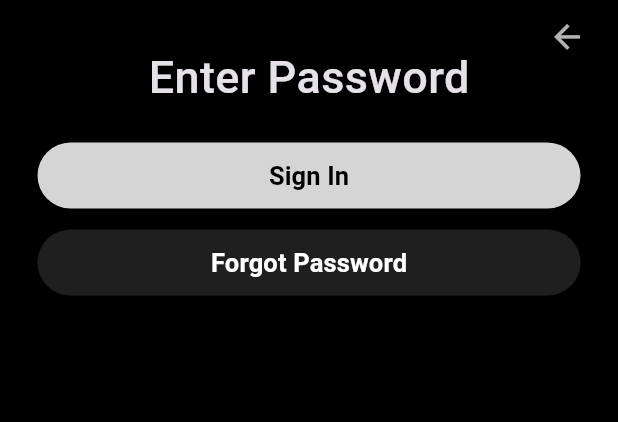
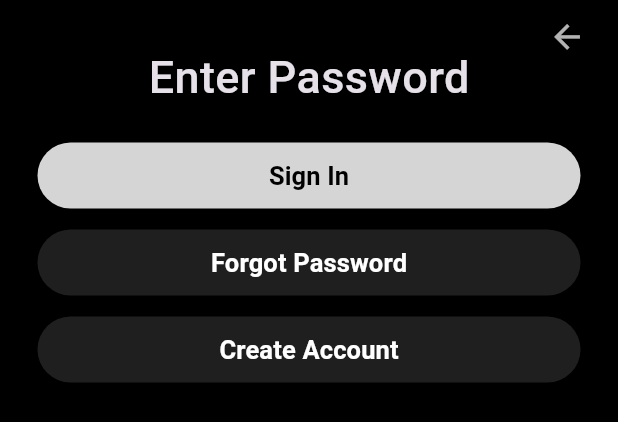
Before and after one commit to traces-app/traces, a Flutter app: the PasswordPage widget shown alone on an empty page, opened directly, on a phone screen of 412 x 824 dp. Shown: the top 422 px of the screen. Run offline on Flutter 3.47's test engine with Material 3 defaults, Android fonts, the light colour scheme and no system bars; our stand-ins replace firebase_auth, firebase_core, flutter_bloc, flutter_svg, google_sign_in; accounts and stored records are empty.

Commit message:
added create account button in password_page to ease navigating for other developers

```diff
--- a/lib/pages/authentication/views/password_page.dart
+++ b/lib/pages/authentication/views/password_page.dart
@@ -75,6 +75,36 @@ class PasswordPage extends StatelessWidget {
                         ),
                       ),
                     ),
+                  ),
+                  const SizedBox(
+                    height: 10,
+                  ),
+                  SizedBox(
+                    width: double.infinity,
+                    child: ElevatedButton(
+                      onPressed: () {
+                        Navigator.push(
+                          context,
+                          CupertinoPageRoute(
+                            builder: (context) => const CreateAccountPage(),
+                          ),
+                        );
+                      },
+                      style: const ButtonStyle(
+                        padding: WidgetStatePropertyAll(
+                          EdgeInsets.all(10),
+                        ),
+                        backgroundColor: WidgetStatePropertyAll(Colors.white12),
+                      ),
+                      child: const Text(
+                        "Create Account",
+                        style: TextStyle(
+                          fontWeight: FontWeight.w600,
+                          fontSize: 17,
+                          color: Colors.white,
+                        ),
+                      ),
+                    ),
                   )
                 ],
               ),
```
